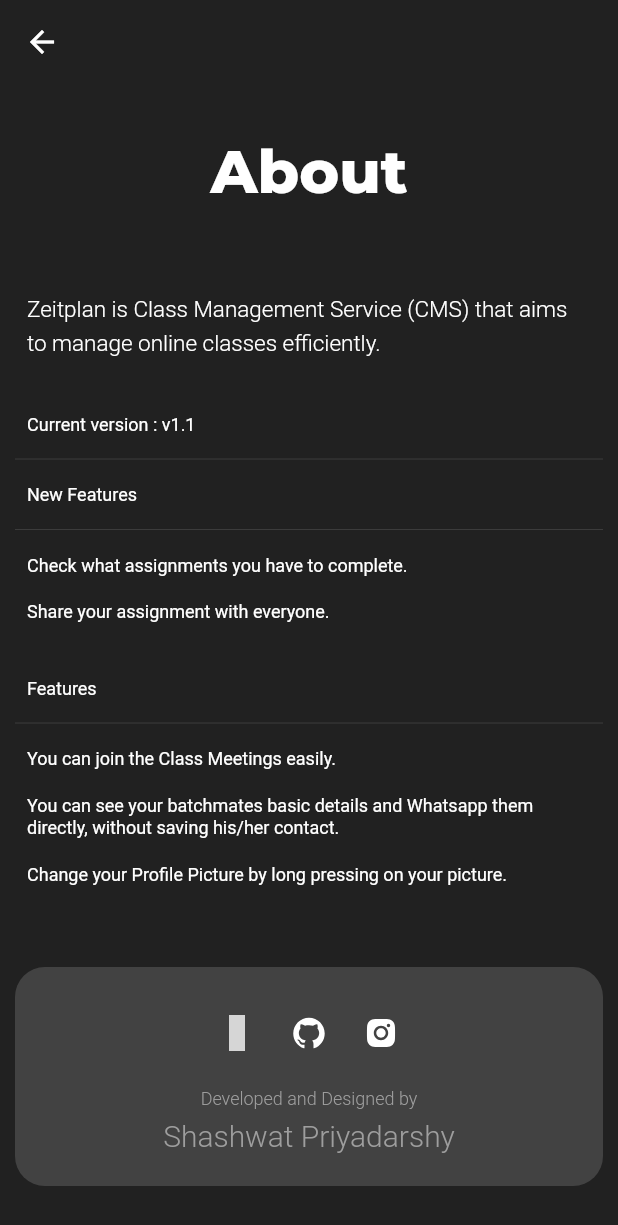
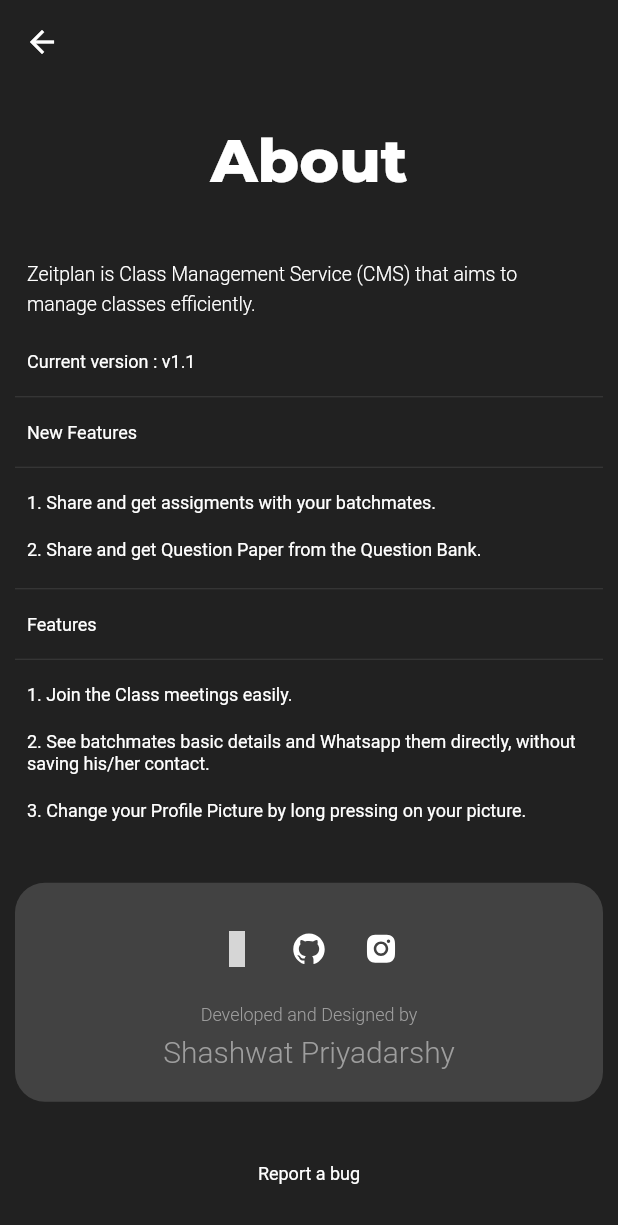
Before and after one commit to darwinshy/Zeitplan, a Flutter app: the AboutScreen screen opened directly, on a phone screen of 412 x 824 dp. Shown: the top 1225 px of the screen. Run offline on Flutter 3.47's test engine with Material 2 defaults, Android fonts, the light colour scheme and no system bars; our stand-ins replace cloud_firestore, connectivity, firebase_auth, firebase_storage, flare_flutter, flutter_icons and 10 more; accounts and stored records are empty; grey boxes are pictures that could not be loaded.

Commit message:
Final Finishing 1

```diff
--- a/lib/screens/screen-about.dart
+++ b/lib/screens/screen-about.dart
@@ -1,14 +1,33 @@
+import 'dart:ui';
+
+import '../components/reusables.dart';
 import 'package:flutter/material.dart';
 import 'package:flutter_icons/flutter_icons.dart';
 
 import 'package:fluttericon/typicons_icons.dart';
-import 'package:google_fonts/google_fonts.dart';
 
 import 'package:url_launcher/url_launcher.dart';
 
 class AboutScreen extends StatelessWidget {
   @override
   Widget build(BuildContext context) {
+    Future<void> reportBug() async {
+      const url =
+          'mailto:shatish123123@gmail.com?subject=Reporting a Bug&body=Note : Bug description must be brief. \n';
+
+      try {
+        bool launched = await launch(url, forceWebView: false);
+
+        if (!launched) {
+          await launch(url, forceWebView: false);
+        }
+      } catch (e) {
+        SnackBar(
+          content: Text("Something went wrong"),
+        );
+      }
+    }
+
     return Scaffold(
       appBar: AppBar(
         backgroundColor: Colors.transparent,
@@ -21,31 +40,23 @@ class AboutScreen extends StatelessWidget {
           mainAxisAlignment: MainAxisAlignment.spaceAround,
           // crossAxisAlignment: CrossAxisAlignment.center,
           children: [
-            Text(
-              "About",
-              textAlign: TextAlign.center,
-              style: GoogleFonts.montserrat(
-                  textStyle: TextStyle(
-                      color: Colors.white,
-                      fontSize: 40,
-                      fontWeight: FontWeight.w800)),
-            ),
+            screentitleBoldBig("About"),
             Column(
               crossAxisAlignment: CrossAxisAlignment.start,
               children: [
                 Padding(
                   padding: const EdgeInsets.all(8.0),
                   child: Text(
-                      "Zeitplan is Class Management Service (CMS) that aims to manage online classes efficiently.",
+                      "Zeitplan is Class Management Service (CMS) that aims to manage classes efficiently.",
                       textAlign: TextAlign.start,
                       style: TextStyle(
                           height: 1.5,
                           color: Colors.white,
-                          fontSize: 15,
+                          fontSize: 13,
                           fontWeight: FontWeight.w300)),
                 ),
                 SizedBox(
-                  height: 20,
+                  height: 5,
                 ),
                 Padding(
                   padding: const EdgeInsets.all(8.0),
@@ -68,7 +79,7 @@ class AboutScreen extends StatelessWidget {
                 Padding(
                   padding: const EdgeInsets.all(8.0),
                   child: Text(
-                    "Check what assignments you have to complete.",
+                    "1. Share and get assigments with your batchmates.",
                     textAlign: TextAlign.start,
                     style: TextStyle(fontSize: 12, height: 1.25),
                   ),
@@ -76,14 +87,15 @@ class AboutScreen extends StatelessWidget {
                 Padding(
                   padding: const EdgeInsets.all(8.0),
                   child: Text(
-                    "Share your assignment with everyone.",
+                    "2. Share and get Question Paper from the Question Bank.",
                     textAlign: TextAlign.start,
                     style: TextStyle(fontSize: 12, height: 1.25),
                   ),
                 ),
                 SizedBox(
-                  height: 20,
+                  height: 3,
                 ),
+                Divider(),
                 Padding(
                   padding: const EdgeInsets.all(8.0),
                   child: Text(
@@ -96,7 +108,7 @@ class AboutScreen extends StatelessWidget {
                 Padding(
                   padding: const EdgeInsets.all(8.0),
                   child: Text(
-                    "You can join the Class Meetings easily.",
+                    "1. Join the Class meetings easily.",
                     textAlign: TextAlign.start,
                     style: TextStyle(fontSize: 12, height: 1.25),
                   ),
@@ -104,7 +116,7 @@ class AboutScreen extends StatelessWidget {
                 Padding(
                   padding: const EdgeInsets.all(8.0),
                   child: Text(
-                    "You can see your batchmates basic details and Whatsapp them directly, without saving his/her contact.",
+                    "2. See batchmates basic details and Whatsapp them directly, without saving his/her contact.",
                     textAlign: TextAlign.start,
                     style: TextStyle(fontSize: 12, height: 1.25),
                   ),
@@ -112,7 +124,7 @@ class AboutScreen extends StatelessWidget {
                 Padding(
                   padding: const EdgeInsets.all(8.0),
                   child: Text(
-                    "Change your Profile Picture by long pressing on your picture.",
+                    "3. Change your Profile Picture by long pressing on your picture.",
                     textAlign: TextAlign.start,
                     style: TextStyle(fontSize: 12, height: 1.25),
                   ),
@@ -203,6 +215,16 @@ class AboutScreen extends StatelessWidget {
                 ),
               ),
             ),
+            InkWell(
+              onTap: reportBug,
+              child: Padding(
+                padding: const EdgeInsets.all(8.0),
+                child: Text(
+                  "Report a bug",
+                  style: TextStyle(fontSize: 12),
+                ),
+              ),
+            )
           ],
         ),
       ),
```
Also changed, not shown: lib/components/assignments/assignmentItem.dart (+14 -12 lines), lib/components/drawer.dart (+13 -13 lines), lib/screens/screen-assigmentlist.dart (+20 -0 lines), lib/screens/screen-mainScaffold.dart (+1 -6 lines).
